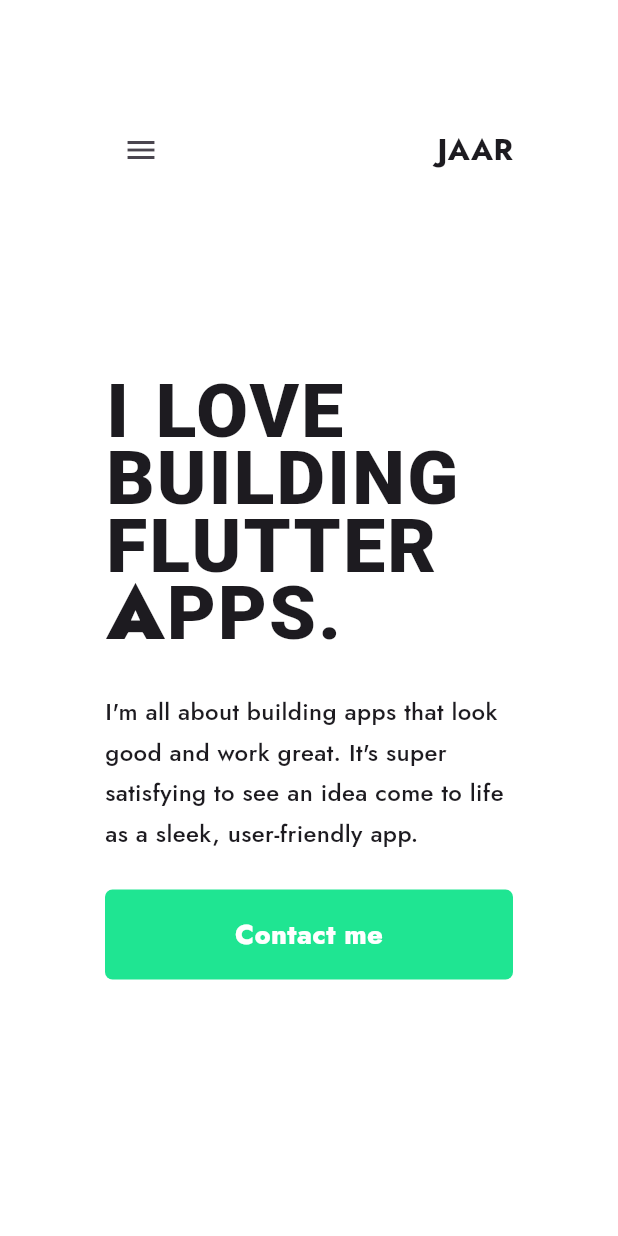
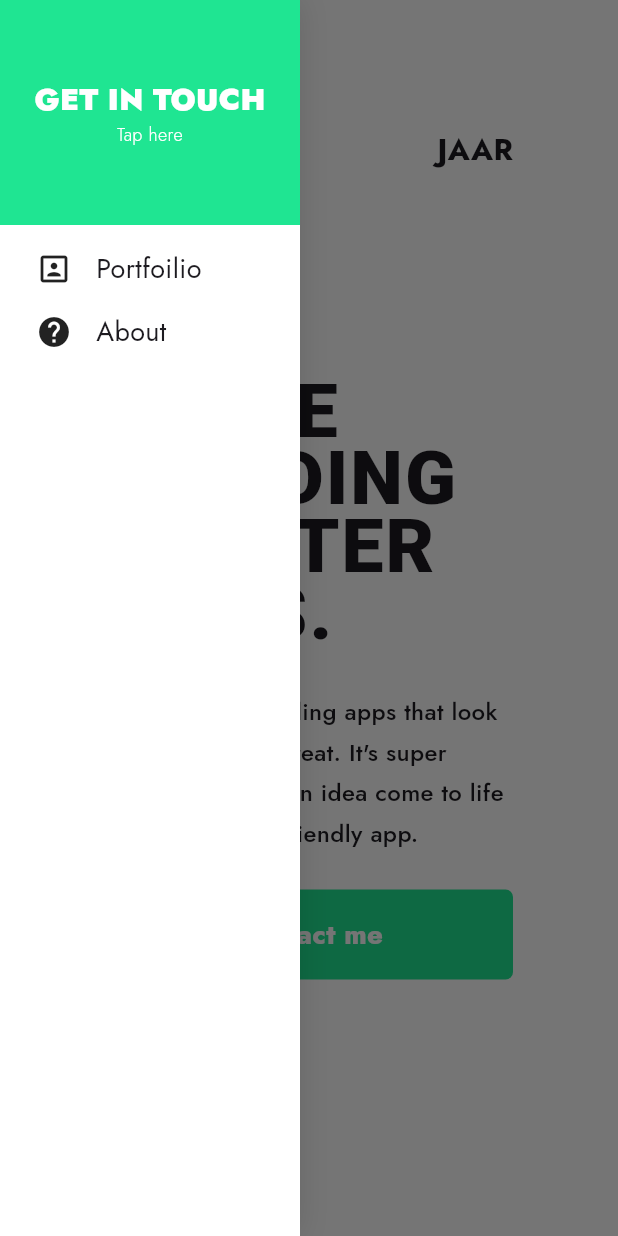
Before and after one commit to jaaraarkey/basic-web-page-flutter, a Flutter app: the screen it shows after launch, after a tap on the "menu" icon, on a phone screen of 412 x 824 dp. Run offline on Flutter 3.47's test engine with Material 3 defaults, Android fonts, the phone set to English and light mode, and no system bars; our stand-ins replace google_fonts, responsive_builder.

Commit message:
side drawer menu created

```diff
--- a/lib/constants/constants.dart
+++ b/lib/constants/constants.dart
@@ -1 +1,7 @@
+import 'package:flutter/material.dart';
+
 const String contactMe = 'Contact me';
+
+const double letterSpacing = 1.3;
+
+const Color primaryColor = Color.fromARGB(255, 31, 229, 146);
--- a/lib/views/home/home_view.dart
+++ b/lib/views/home/home_view.dart
@@ -2,6 +2,7 @@ import 'package:flutter/material.dart';
 import 'package:responsive_builder/responsive_builder.dart';
 import 'package:the_basics/widgets/centered_view/centered_view.dart';
 import 'package:the_basics/widgets/content_details/home_content_mobile.dart';
+import 'package:the_basics/widgets/nav_drawer/nav_drawer.dart';
 import 'package:the_basics/widgets/navbar/nav_bar.dart';
 import '../../widgets/content_details/home_content_desktop.dart';
 
@@ -10,7 +11,11 @@ class HomeView extends StatelessWidget {
 
   @override
   Widget build(BuildContext context) {
-    return Scaffold(
+    return ResponsiveBuilder(
+      builder: (context, sizingInformation) => Scaffold(
+          drawer: sizingInformation.deviceScreenType == DeviceScreenType.mobile
+              ? NavDrawer()
+              : null,
           backgroundColor: Colors.white,
           body: CenteredView(
             child: Column(
@@ -25,6 +30,7 @@ class HomeView extends StatelessWidget {
                 )
               ],
             ),
-        ));
+          )),
+    );
   }
 }
--- a/lib/widgets/call_for_action/call_to_action_desktop.dart
+++ b/lib/widgets/call_for_action/call_to_action_desktop.dart
@@ -1,4 +1,5 @@
 import 'package:flutter/material.dart';
+import 'package:the_basics/constants/constants.dart';
 
 class CallToActionTabletDesktop extends StatelessWidget {
   const CallToActionTabletDesktop(this.title, {super.key});
@@ -7,19 +8,21 @@ class CallToActionTabletDesktop extends StatelessWidget {
 
   @override
   Widget build(BuildContext context) {
+    final buttonColor = primaryColor;
     return Container(
       padding: const EdgeInsets.symmetric(horizontal: 60, vertical: 15),
       decoration: BoxDecoration(
-        color: const Color.fromARGB(255, 2, 245, 221),
+        color: buttonColor,
         borderRadius: BorderRadius.circular(5),
       ),
       child: Text(
         title,
         style: TextStyle(
-          letterSpacing: 1.5,
+          // todo  Constants file ->
+          letterSpacing: letterSpacing,
           fontSize: 18,
           fontWeight: FontWeight.w800,
-          color: Colors.black,
+          color: Colors.white,
         ),
       ),
     );
--- a/lib/widgets/call_for_action/call_to_action_mobile.dart
+++ b/lib/widgets/call_for_action/call_to_action_mobile.dart
@@ -1,4 +1,5 @@
 import 'package:flutter/material.dart';
+import 'package:the_basics/constants/constants.dart';
 
 class CallToActionMobile extends StatelessWidget {
   const CallToActionMobile(this.title, {super.key});
@@ -11,9 +12,7 @@ class CallToActionMobile extends StatelessWidget {
       height: 60,
       alignment: Alignment.center,
       decoration: BoxDecoration(
-        borderRadius: BorderRadius.circular(5),
-        color: Color.fromARGB(255, 31, 229, 146),
-      ),
+          borderRadius: BorderRadius.circular(5), color: primaryColor),
       child: Text(
         title,
         style: TextStyle(
--- a/lib/widgets/content_details/details.dart
+++ b/lib/widgets/content_details/details.dart
@@ -1,5 +1,6 @@
 import 'package:flutter/material.dart';
 import 'package:responsive_builder/responsive_builder.dart';
+import 'package:the_basics/constants/constants.dart';
 
 class Details extends StatelessWidget {
   const Details({super.key});
@@ -26,9 +27,11 @@ class Details extends StatelessWidget {
             Text(
               'I LOVE BUILDING\nFLUTTER APPS.',
               style: TextStyle(
-                fontFamily: 'Poppins',
-                letterSpacing: 1.5,
+                fontFamily: 'Roboto',
+                // todo  Constants file ->
+                letterSpacing: letterSpacing,
                 fontWeight: FontWeight.w900,
+                // fontStyle: FontStyle.italic,
                 fontSize: titleSize,
                 height: 0.9,
               ),
--- a/lib/widgets/content_details/home_content_desktop.dart
+++ b/lib/widgets/content_details/home_content_desktop.dart
@@ -16,6 +16,7 @@ class HomeContentDesktop extends StatelessWidget {
             child: Row(
               children: [
                 SizedBox(width: 100),
+                // todo  Constants file ->
                 CallToAction(contactMe),
               ],
             ),
--- /dev/null
+++ b/lib/widgets/nav_drawer/drawer_item.dart
@@ -0,0 +1,19 @@
+import 'package:flutter/material.dart';
+import 'package:the_basics/widgets/navbar/navbar_item.dart';
+
+class DrawerItem extends StatelessWidget {
+  const DrawerItem(this.title, this.icon, {super.key});
+
+  final String title;
+  final IconData icon;
+
+  @override
+  Widget build(BuildContext context) {
+    return Padding(
+      padding: const EdgeInsets.only(left: 24, top: 16),
+      child: Row(
+        children: <Widget>[Icon(icon), SizedBox(width: 16), NavBarItem(title)],
+      ),
+    );
+  }
+}
--- /dev/null
+++ b/lib/widgets/nav_drawer/drawer_navbar_header.dart
@@ -0,0 +1,35 @@
+import 'package:flutter/material.dart';
+import 'package:the_basics/constants/constants.dart';
+
+class DrawerNavbarHeader extends StatelessWidget {
+  const DrawerNavbarHeader({super.key});
+
+  @override
+  Widget build(BuildContext context) {
+    return Container(
+        height: 150,
+        color: primaryColor,
+        alignment: Alignment.center,
+        child: Column(
+          mainAxisSize: MainAxisSize.min,
+          children: <Widget>[
+            Text(
+              "GET IN TOUCH",
+              style: TextStyle(
+                  fontSize: 20,
+                  color: Colors.white,
+                  fontWeight: FontWeight.w900),
+            ),
+            Text(
+              "Tap here",
+              style: TextStyle(
+                fontSize: 12,
+                fontWeight: FontWeight.w300,
+                color: Colors.white,
+              ),
+              textAlign: TextAlign.center,
+            ),
+          ],
+        ));
+  }
+}
--- /dev/null
+++ b/lib/widgets/nav_drawer/nav_drawer.dart
@@ -0,0 +1,30 @@
+import 'package:flutter/material.dart';
+import 'package:the_basics/widgets/nav_drawer/drawer_item.dart';
+import 'package:the_basics/widgets/nav_drawer/drawer_navbar_header.dart';
+
+class NavDrawer extends StatelessWidget {
+  const NavDrawer({super.key});
+
+  @override
+  Widget build(BuildContext context) {
+    return Container(
+      width: 200,
+      decoration: BoxDecoration(
+        color: Colors.white,
+        boxShadow: [
+          BoxShadow(
+            color: Colors.black12,
+            blurRadius: 16,
+          )
+        ],
+      ),
+      child: Column(
+        children: <Widget>[
+          DrawerNavbarHeader(),
+          DrawerItem('Portfoilio', Icons.portrait),
+          DrawerItem('About', Icons.help),
+        ],
+      ),
+    );
+  }
+}
--- a/lib/widgets/navbar/nav_bar_mobile.dart
+++ b/lib/widgets/navbar/nav_bar_mobile.dart
@@ -1,6 +1,4 @@
 import 'package:flutter/material.dart';
-import 'package:the_basics/widgets/call_for_action/call_to_action.dart';
-import 'package:the_basics/widgets/content_details/details.dart';
 import 'package:the_basics/widgets/navbar/navbar_logo.dart';
 
 class NavigationBarMobile extends StatelessWidget {
@@ -16,7 +14,9 @@ class NavigationBarMobile extends StatelessWidget {
         children: <Widget>[
           IconButton(
             icon: Icon(Icons.menu),
-            onPressed: () {},
+            onPressed: () {
+              Scaffold.of(context).openDrawer();
+            },
           ),
           NavBarLogo()
         ],
```
Lines whose indentation alone changed are shown as unchanged.
